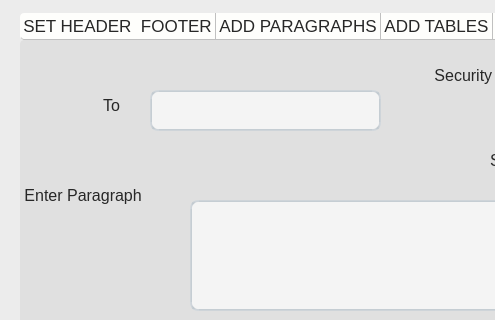
Above: MAIN1.ui from Manfaz-Ali/WORD_AUTOMATE before the change; both pictures show x 0 to 495 and y 137 to 457 of the 1447 by 826 pixel window. Below: the same form after it.
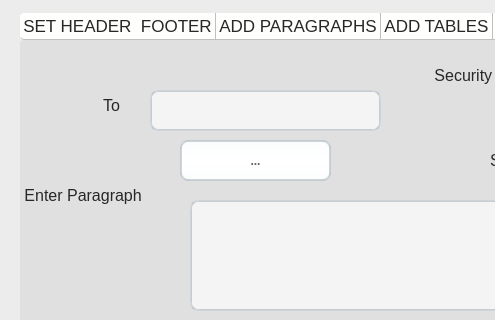
That is the form after the change. Icons and pictures are not drawn.

Diff of the .ui file:
```diff
--- a/MAIN1.ui
+++ b/MAIN1.ui
@@ -1428,6 +1428,19 @@
        <string>Subject</string>
       </property>
      </widget>
+     <widget class="QToolButton" name="toolButton">
+      <property name="geometry">
+       <rect>
+        <x>160</x>
+        <y>100</y>
+        <width>151</width>
+        <height>41</height>
+       </rect>
+      </property>
+      <property name="text">
+       <string>...</string>
+      </property>
+     </widget>
     </widget>
     <widget class="QWidget" name="tab6">
      <attribute name="title">
```
